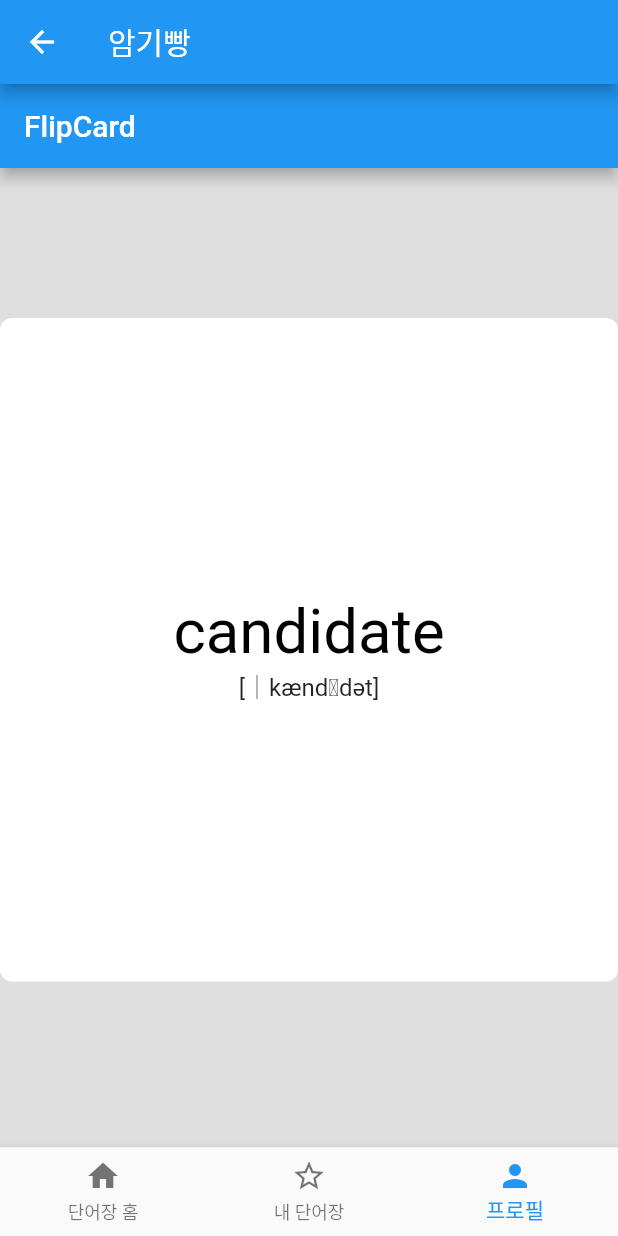
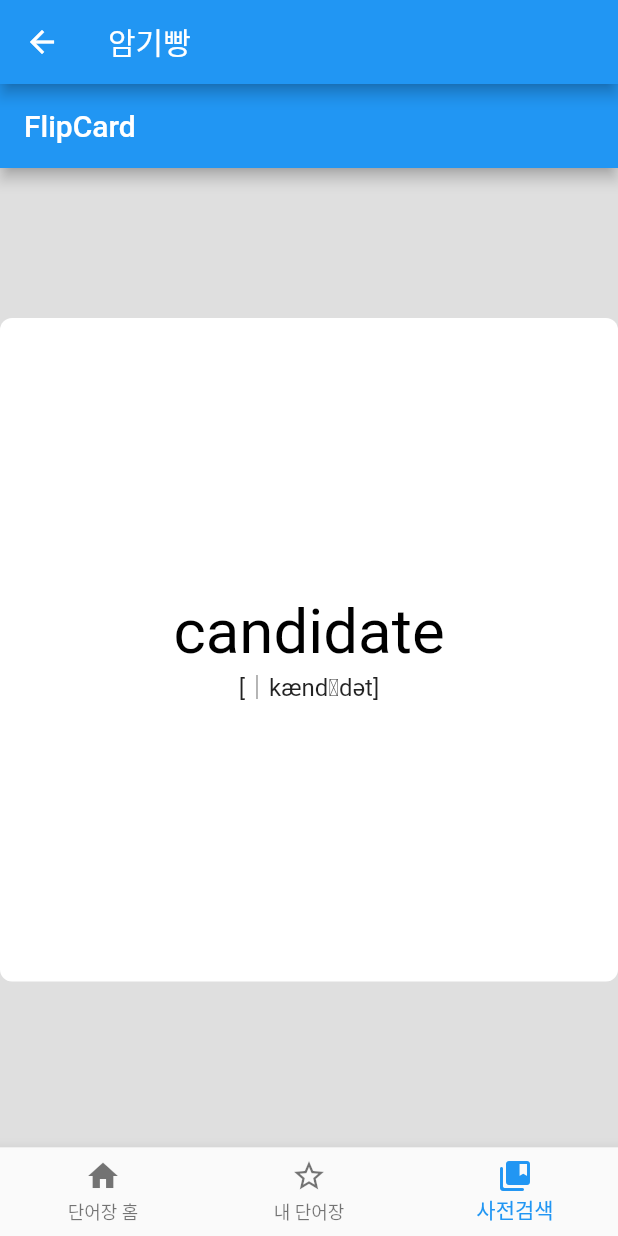
Before and after one commit to Jeong-baechoo/voca_app, a Flutter app: the screen it shows after launch, item 3 of the bottom bar chosen, on a phone screen of 412 x 824 dp. Run offline on Flutter 3.47's test engine with Material 2 defaults, Android fonts, the light colour scheme and no system bars; drawn by our look-alikes of flip_card.

Commit message:
네비게이션바 수정

```diff
--- a/voca_app/lib/main.dart
+++ b/voca_app/lib/main.dart
@@ -40,7 +40,7 @@ class _MyHomePageState extends State<MyHomePage> {
   final List<String> _titles = [
     '단어장 홈',
     '내 단어장',
-    '프로필',
+    '사전검색',
   ];
 
   @override
@@ -75,7 +75,7 @@ class _MyHomePageState extends State<MyHomePage> {
                     ? Icons.home
                     : i == 1
                         ? Icons.star_border_sharp
-                        : Icons.person,
+                        : Icons.collections_bookmark_rounded,
               ),
               label: _titles[i],
             ),
```
